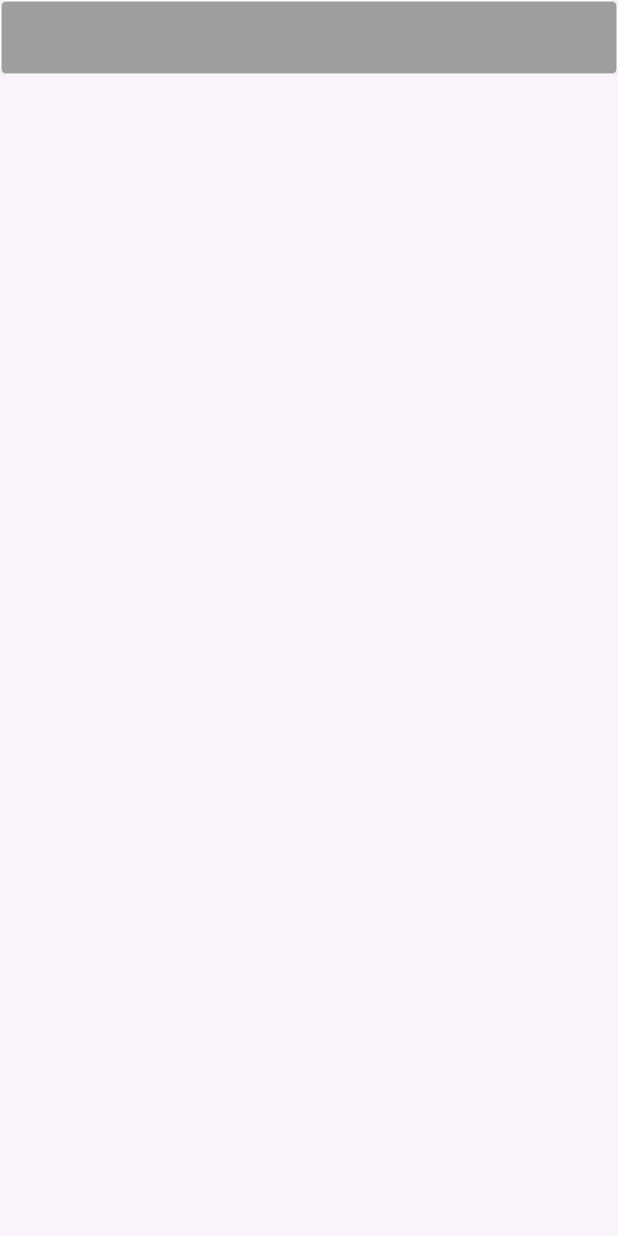
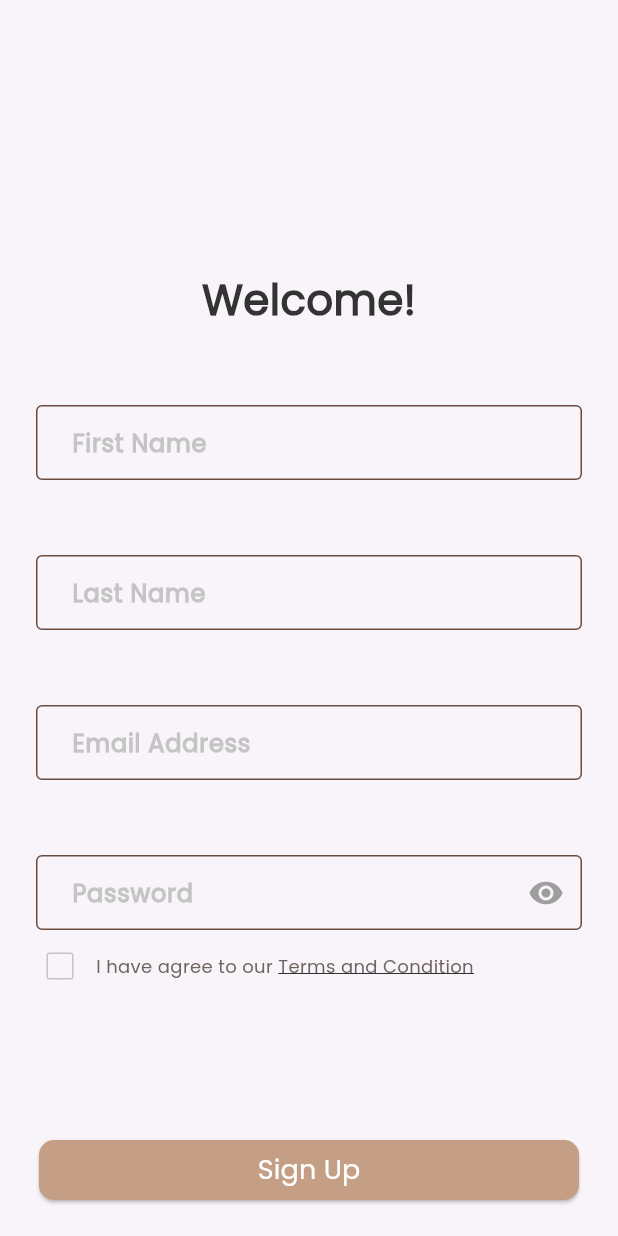
Before and after one commit to KareemElshaar1/dalel1_app, a Flutter app: the screen it shows after launch, after a tap on "Skip", on a phone screen of 412 x 824 dp. Run offline on Flutter 3.47's test engine with Material 3 defaults, Android fonts, the phone set to English and light mode, and no system bars; our stand-ins replace get_it, go_router, shared_preferences, smooth_page_indicator.

Commit message:
Finish signup  --> kareem elshaar 13/6  use get It

```diff
--- a/lib/core/widgets/text_form_filed.dart
+++ b/lib/core/widgets/text_form_filed.dart
@@ -1,5 +1,8 @@
+import 'package:dalel_app/core/utils/app_text_style.dart';
 import 'package:flutter/material.dart';
 import 'package:flutter/services.dart';
+
+import '../utils/app_colors.dart';
 
 class CustomTextField extends StatefulWidget {
   final TextEditingController? controller;
@@ -17,6 +20,7 @@
   final IconData? icon;
   final TextInputAction? action;
   final FocusNode? focusNode;
+  final String? labelText;
 
   const CustomTextField({
     super.key,
@@ -42,6 +46,7 @@
     this.prefixIcon,
     this.action,
     this.focusNode,
+    this.labelText,
   });
 
   @override
@@ -55,7 +60,9 @@
   Widget build(BuildContext context) {
     var theme = Theme.of(context);
 
-    return TextFormField(
+    return Padding(
+      padding: const EdgeInsets.only(right: 8, left: 8, top: 50),
+      child: TextFormField(
         controller: widget.controller,
         initialValue: widget.value,
         validator: widget.onValidate,
@@ -68,18 +75,21 @@
         minLines: widget.minLines,
         maxLength: widget.maxLength,
         obscureText: widget.isPassword ?? false ? obscureText : false,
-      obscuringCharacter: '*',
+        obscuringCharacter: '.',
         keyboardType: widget.keyboardType,
         inputFormatters: widget.inputFormatters,
         enabled: widget.enabled,
         style: theme.textTheme.titleSmall!.copyWith(
-        color: Colors.white,
+          color: AppColors.black,
         ),
         autovalidateMode: AutovalidateMode.onUserInteraction,
         textInputAction: widget.action ?? TextInputAction.done,
         focusNode: widget.focusNode,
         decoration: InputDecoration(
-        fillColor: Colors.grey,
+          labelText: widget.labelText,
+          labelStyle: CustomTextStyles.poppins300style16
+              .copyWith(color: AppColors.grey, fontWeight: FontWeight.bold),
+          fillColor: AppColors.offWhite,
           filled: true,
           suffixIcon: widget.isPassword ?? false
               ? InkWell(
@@ -101,25 +111,27 @@
           border: OutlineInputBorder(
             borderRadius: BorderRadius.circular(4),
             borderSide: const BorderSide(
-            color: Colors.white,
+              //1color: Colors.white,
               width: 1,
             ),
           ),
           // suffix: isPass widget.suffixWidget,
           contentPadding: const EdgeInsets.only(
             top: 15,
-          left: 12,
-          right: 12,
+            left: 20,
+            right: 20,
             bottom: 15,
           ),
           enabledBorder: OutlineInputBorder(
             borderRadius: BorderRadius.circular(4),
             // Border
-          borderSide: const BorderSide(
-            color: Colors.white,
+            borderSide: BorderSide(
+              color: AppColors.deepBrown,
               width: 1,
             ),
           ),
+          focusedBorder:
+              OutlineInputBorder(borderSide: BorderSide(color: AppColors.grey)),
           errorStyle: const TextStyle(color: Colors.red),
           errorMaxLines: 4,
           errorBorder: UnderlineInputBorder(
@@ -130,6 +142,7 @@
             ),
           ),
         ),
+      ),
     );
   }
 }
--- a/lib/features/auth/presentation/views/sign_in.dart
+++ b/lib/features/auth/presentation/views/sign_in.dart
@@ -1,6 +1,4 @@
 import 'package:flutter/material.dart';
-
-import '../../../../core/widgets/text_form_filed.dart';
 
 class SignInView extends StatelessWidget {
   const SignInView({super.key});
@@ -10,12 +8,7 @@
     return const SafeArea(
       child: Scaffold(
         body: Column(
-          children: [
-            Text("WELCOM"),
-            CustomTextField(
-              hint: "WELCOM",
-            ),
-          ],
+          children: [],
         ),
       ),
     );
--- a/lib/features/auth/presentation/views/sign_up.dart
+++ b/lib/features/auth/presentation/views/sign_up.dart
@@ -1,3 +1,8 @@
+import 'package:dalel_app/core/utils/app_strings.dart';
+import 'package:dalel_app/core/widgets/custom_btn.dart';
+import 'package:dalel_app/features/auth/presentation/views/widgets/have_an_account.dart';
+import 'package:dalel_app/features/auth/presentation/views/widgets/terms_and_condidtion.dart';
+import 'package:dalel_app/features/auth/presentation/views/widgets/welcome_Text.dart';
 import 'package:flutter/material.dart';
 
 import '../../../../core/widgets/text_form_filed.dart';
@@ -7,10 +12,68 @@
 
   @override
   Widget build(BuildContext context) {
-    return SafeArea(
-      child: Scaffold(
-        body: Column(
-          children: [CustomTextField()],
+    return Scaffold(
+      body: Padding(
+        padding: const EdgeInsets.symmetric(horizontal: 16),
+        child: CustomScrollView(
+          slivers: [
+            const SliverToBoxAdapter(
+              child: SizedBox(height: 180),
+            ),
+            const SliverToBoxAdapter(
+                child: WelcomeTextWidget(
+              text: AppStrings.welcome,
+            )),
+            // const SliverToBoxAdapter(
+            //   child: SizedBox(height: 60),
+            // ),
+            const SliverToBoxAdapter(
+              child: CustomTextField(
+                labelText: AppStrings.fristName,
+              ),
+            ),
+            const SliverToBoxAdapter(
+              child: CustomTextField(
+                labelText: AppStrings.lastName,
+              ),
+            ),
+            const SliverToBoxAdapter(
+              child: CustomTextField(
+                labelText: AppStrings.emailAddress,
+              ),
+            ),
+            const SliverToBoxAdapter(
+              child: CustomTextField(
+                labelText: AppStrings.password,
+                isPassword: true,
+              ),
+            ),
+            const SliverToBoxAdapter(
+              child: TermsAndConidtionWidget(),
+            ),
+            const SliverToBoxAdapter(
+              child: SizedBox(
+                height: 88,
+              ),
+            ),
+            SliverToBoxAdapter(
+              child: CustomButton(
+                text: AppStrings.signUp,
+                onPressed: () {},
+              ),
+            ),
+            const SliverToBoxAdapter(
+              child: SizedBox(
+                height: 20,
+              ),
+            ),
+            const SliverToBoxAdapter(
+              child: HaveAnAccountWidget(
+                text1: AppStrings.alreadyHaveAnAccount,
+                text2: AppStrings.signUp,
+              ),
+            )
+          ],
         ),
       ),
     );
--- /dev/null
+++ b/lib/features/auth/presentation/views/widgets/custom_check_box.dart
@@ -0,0 +1,27 @@
+import 'package:flutter/material.dart';
+
+import '../../../../../core/utils/app_colors.dart';
+
+class CheckBoxWidget extends StatefulWidget {
+  const CheckBoxWidget({super.key});
+
+  @override
+  State<CheckBoxWidget> createState() => _CheckBoxWidgetState();
+}
+
+class _CheckBoxWidgetState extends State<CheckBoxWidget> {
+  bool? value = false;
+
+  @override
+  Widget build(BuildContext context) {
+    return Checkbox(
+      side: BorderSide(color: AppColors.grey),
+      value: value,
+      onChanged: (newValue) {
+        setState(() {
+          value == newValue;
+        });
+      },
+    );
+  }
+}
--- /dev/null
+++ b/lib/features/auth/presentation/views/widgets/have_an_account.dart
@@ -0,0 +1,30 @@
+import 'package:flutter/material.dart';
+
+import '../../../../../core/utils/app_colors.dart';
+import '../../../../../core/utils/app_text_style.dart';
+
+class HaveAnAccountWidget extends StatelessWidget {
+  const HaveAnAccountWidget(
+      {super.key, required this.text1, required this.text2});
+
+  final String text1;
+  final String text2;
+
+  @override
+  Widget build(BuildContext context) {
+    return Align(
+      alignment: Alignment.center,
+      child: Text.rich(
+        TextSpan(
+          children: [
+            TextSpan(text: text1, style: CustomTextStyles.poppins400style12),
+            TextSpan(
+                text: text2,
+                style: CustomTextStyles.poppins400style12
+                    .copyWith(color: AppColors.lightGrey)),
+          ],
+        ),
+      ),
+    );
+  }
+}
--- /dev/null
+++ b/lib/features/auth/presentation/views/widgets/terms_and_condidtion.dart
@@ -0,0 +1,31 @@
+import 'package:flutter/material.dart';
+
+import '../../../../../core/utils/app_strings.dart';
+import '../../../../../core/utils/app_text_style.dart';
+import 'custom_check_box.dart';
+
+class TermsAndConidtionWidget extends StatelessWidget {
+  const TermsAndConidtionWidget({super.key});
+
+  @override
+  Widget build(BuildContext context) {
+    return Row(
+      children: [
+        const CheckBoxWidget(),
+        Text.rich(
+          TextSpan(
+            children: [
+              TextSpan(
+                  text: AppStrings.iHaveAgreeToOur,
+                  style: CustomTextStyles.poppins400style12),
+              TextSpan(
+                  text: AppStrings.termsAndCondition,
+                  style: CustomTextStyles.poppins400style12
+                      .copyWith(decoration: TextDecoration.underline)),
+            ],
+          ),
+        ),
+      ],
+    );
+  }
+}
--- /dev/null
+++ b/lib/features/auth/presentation/views/widgets/welcome_Text.dart
@@ -0,0 +1,20 @@
+import 'package:flutter/material.dart';
+
+import '../../../../../core/utils/app_text_style.dart';
+
+class WelcomeTextWidget extends StatelessWidget {
+  const WelcomeTextWidget({super.key, required this.text});
+
+  final String text;
+
+  @override
+  Widget build(BuildContext context) {
+    return Align(
+      alignment: Alignment.center,
+      child: Text(
+        text,
+        style: CustomTextStyles.poppins600style28,
+      ),
+    );
+  }
+}
```
Lines whose indentation alone changed are shown as unchanged.
